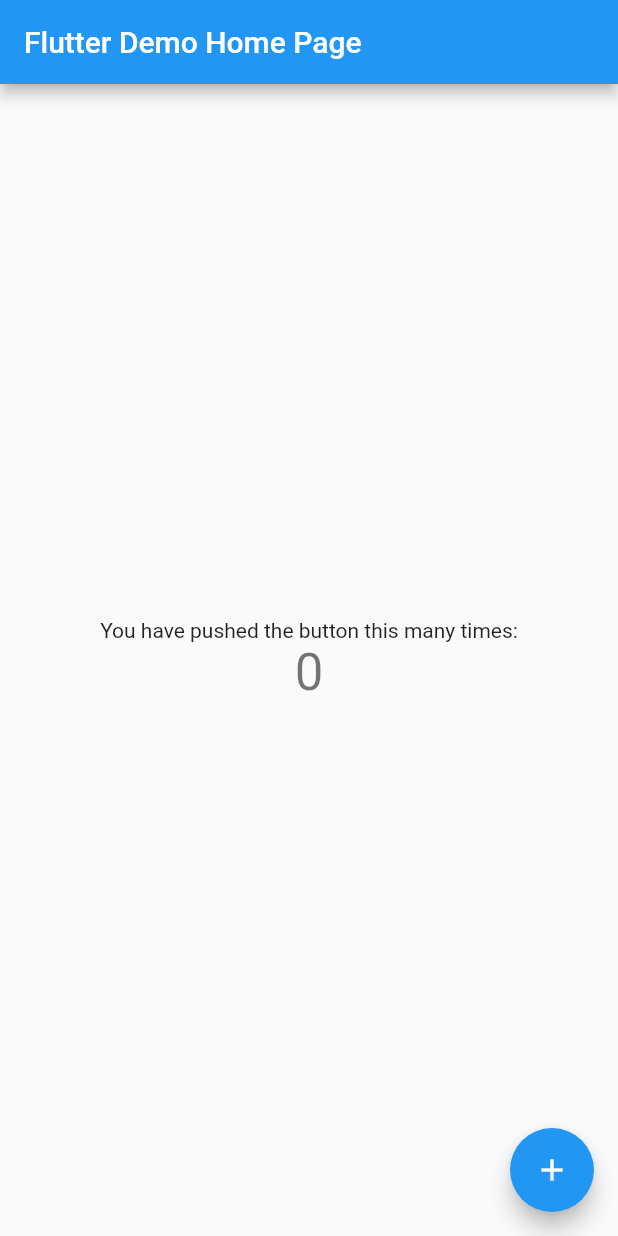
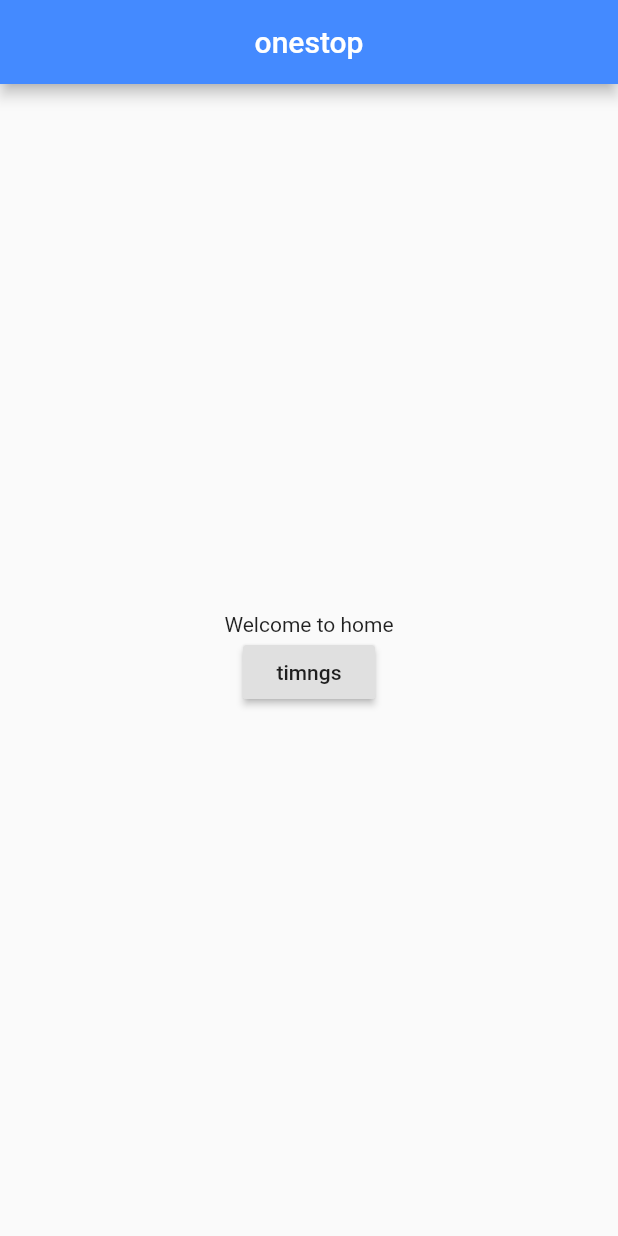
Before and after one commit to Alan451/onestopios, a Flutter app: the screen it shows after launch, on a phone screen of 412 x 824 dp. Run offline on Flutter 3.47's test engine with Material 2 defaults, Android fonts, the phone set to English and light mode, and no system bars.

```diff
--- a/lib/main.dart
+++ b/lib/main.dart
@@ -1,111 +1,27 @@
 import 'package:flutter/material.dart';
+import 'package:onestop_ios/screens/timings.dart';
+import 'package:onestop_ios/screens/HomeScreen.dart';
 
-void main() => runApp(MyApp());
+import 'screens/HomeScreen.dart';
+import 'screens/HomeScreen.dart';
 
+// this is the root of our application
+void main() async {
+  runApp(MyApp());
+}
+
+// MyApp is used to store all routes and takes the user to the page corresponding to initial route ('/)
 class MyApp extends StatelessWidget {
-  // This widget is the root of your application.
   @override
   Widget build(BuildContext context) {
     return MaterialApp(
-      title: 'Flutter Demo',
-      theme: ThemeData(
-        // This is the theme of your application.
-        //
-        // Try running your application with "flutter run". You'll see the
-        // application has a blue toolbar. Then, without quitting the app, try
-        // changing the primarySwatch below to Colors.green and then invoke
-        // "hot reload" (press "r" in the console where you ran "flutter run",
-        // or simply save your changes to "hot reload" in a Flutter IDE).
-        // Notice that the counter didn't reset back to zero; the application
-        // is not restarted.
-        primarySwatch: Colors.blue,
-      ),
-      home: MyHomePage(title: 'Flutter Demo Home Page'),
+      title: 'OneStop',
+      initialRoute: MyHomePage.id,
+      debugShowCheckedModeBanner: false,
+      routes: {
+        Timing.id: (context) => Timing(),
+        MyHomePage.id: (context) => MyHomePage(),
+      },
     );
   }
 }
-
-class MyHomePage extends StatefulWidget {
-  MyHomePage({Key key, this.title}) : super(key: key);
-
-  // This widget is the home page of your application. It is stateful, meaning
-  // that it has a State object (defined below) that contains fields that affect
-  // how it looks.
-
-  // This class is the configuration for the state. It holds the values (in this
-  // case the title) provided by the parent (in this case the App widget) and
-  // used by the build method of the State. Fields in a Widget subclass are
-  // always marked "final".
-
-  final String title;
-
-  @override
-  _MyHomePageState createState() => _MyHomePageState();
-}
-
-class _MyHomePageState extends State<MyHomePage> {
-  int _counter = 0;
-
-  void _incrementCounter() {
-    setState(() {
-      // This call to setState tells the Flutter framework that something has
-      // changed in this State, which causes it to rerun the build method below
-      // so that the display can reflect the updated values. If we changed
-      // _counter without calling setState(), then the build method would not be
-      // called again, and so nothing would appear to happen.
-      _counter++;
-    });
-  }
-
-  @override
-  Widget build(BuildContext context) {
-    // This method is rerun every time setState is called, for instance as done
-    // by the _incrementCounter method above.
-    //
-    // The Flutter framework has been optimized to make rerunning build methods
-    // fast, so that you can just rebuild anything that needs updating rather
-    // than having to individually change instances of widgets.
-    return Scaffold(
-      appBar: AppBar(
-        // Here we take the value from the MyHomePage object that was created by
-        // the App.build method, and use it to set our appbar title.
-        title: Text(widget.title),
-      ),
-      body: Center(
-        // Center is a layout widget. It takes a single child and positions it
-        // in the middle of the parent.
-        child: Column(
-          // Column is also a layout widget. It takes a list of children and
-          // arranges them vertically. By default, it sizes itself to fit its
-          // children horizontally, and tries to be as tall as its parent.
-          //
-          // Invoke "debug painting" (press "p" in the console, choose the
-          // "Toggle Debug Paint" action from the Flutter Inspector in Android
-          // Studio, or the "Toggle Debug Paint" command in Visual Studio Code)
-          // to see the wireframe for each widget.
-          //
-          // Column has various properties to control how it sizes itself and
-          // how it positions its children. Here we use mainAxisAlignment to
-          // center the children vertically; the main axis here is the vertical
-          // axis because Columns are vertical (the cross axis would be
-          // horizontal).
-          mainAxisAlignment: MainAxisAlignment.center,
-          children: <Widget>[
-            Text(
-              'You have pushed the button this many times:',
-            ),
-            Text(
-              '$_counter',
-              style: Theme.of(context).textTheme.display1,
-            ),
-          ],
-        ),
-      ),
-      floatingActionButton: FloatingActionButton(
-        onPressed: _incrementCounter,
-        tooltip: 'Increment',
-        child: Icon(Icons.add),
-      ), // This trailing comma makes auto-formatting nicer for build methods.
-    );
-  }
-}
--- a/lib/screens/HomeScreen.dart
+++ b/lib/screens/HomeScreen.dart
@@ -0,0 +1,40 @@
+import 'package:flutter/material.dart';
+import 'package:onestop_ios/screens/timings.dart';
+
+class MyHomePage extends StatefulWidget {
+  @override
+  static const id = 'home_page';
+  _MyHomePageState createState() => _MyHomePageState();
+}
+
+class _MyHomePageState extends State<MyHomePage> {
+  @override
+  Widget build(BuildContext context) {
+    return Scaffold(
+      appBar: AppBar(
+
+        title: Text('onestop'),
+        centerTitle: true,
+        backgroundColor: Colors.blueAccent,
+      ),
+      body: Center(
+        child: Column(
+          mainAxisAlignment: MainAxisAlignment.center,
+          children: <Widget>[
+            Text(
+              'Welcome to home',
+            ),
+            RaisedButton(
+              onPressed: () {
+                Navigator.pushNamed(context, Timing.id);
+              },
+              child: Text('timngs'),
+            ),
+          ],
+        ),
+      ),
+
+// This trailing comma makes auto-formatting nicer for build methods.
+    );
+  }
+}
```
Also changed, not shown: lib/screens/timings.dart (added, +31 -0 lines), pubspec.lock.
